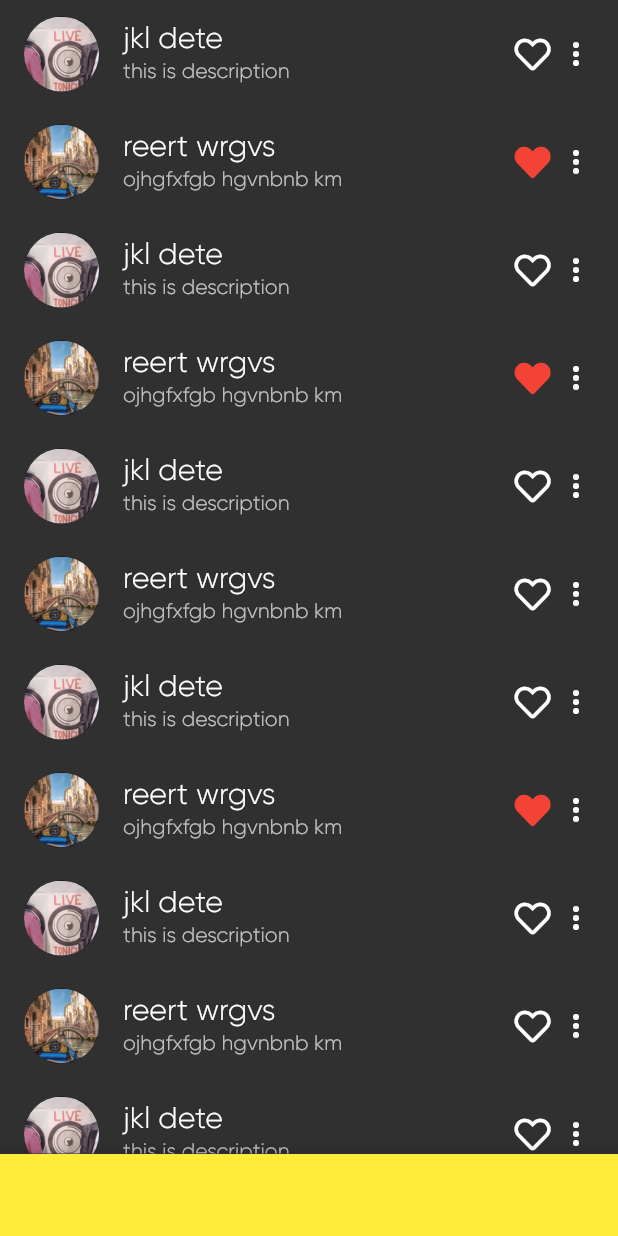
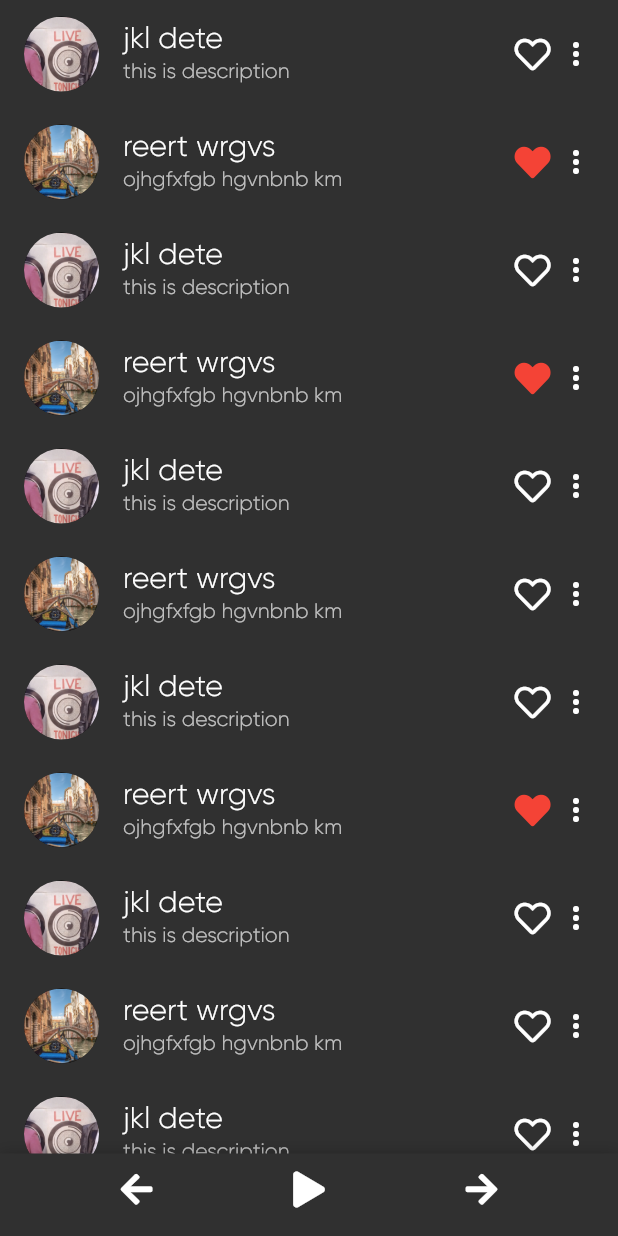
Before and after one commit to Diwakar-Gupta/Zap, a Flutter app: the screen it shows after launch, on a phone screen of 412 x 824 dp. Run offline on Flutter 3.47's test engine with Material 2 defaults, Android fonts, the phone set to English and light mode, and no system bars; drawn by our look-alikes of sliding_up_panel; our stand-ins replace audioplayers, font_awesome_flutter.

Commit message:
global audioplayer and listeners

```diff
--- a/lib/audioplayer/audioplayer.dart
+++ b/lib/audioplayer/audioplayer.dart
@@ -1,15 +1,21 @@
 import 'package:audioplayers/audioplayers.dart';
+import 'package:zap/models/music.dart';
+
+final audoiPlayer = AudioPlayerr();
 
 class AudioPlayerr {
-  static final _defaultPlayer = AudioPlayerr();
   final AudioPlayer _player = new AudioPlayer();
 
-  static AudioPlayerr getDefault(){
-    return _defaultPlayer;
+  AudioPlayer getAudioPlayer() {
+    return _player;
   }
 
-  AudioPlayer getAudioPlayer(){
-    return _player;
+  bool previous() {
+    return false;
+  }
+
+  bool next() {
+    return false;
   }
 
   Future<int> prepare(String url) async {
@@ -25,6 +31,11 @@ class AudioPlayerr {
     if (result == 1) {
       // success
     }
+    return result;
+  }
+
+  Future<int> playSong(Song song) async {
+    int result = await play(song.name,isLocal: true);
     return result;
   }
 
@@ -52,7 +63,7 @@ class AudioPlayerr {
     return result;
   }
 
-  Future<int> release() async{
+  Future<int> release() async {
     int result = await _player.release();
     return result;
   }
--- a/lib/screens/home.dart
+++ b/lib/screens/home.dart
@@ -1,8 +1,10 @@
 import 'package:flutter/material.dart';
 import 'package:font_awesome_flutter/font_awesome_flutter.dart';
+import 'package:zap/audioplayer/audioplayer.dart';
 import 'package:zap/models/music.dart';
 
 class HomeScreen extends StatelessWidget {
+
   @override
   Widget build(BuildContext context) {
     return ListView.builder(
@@ -27,7 +29,9 @@ class _SongWidgetState extends State<SongWidget> {
   @override
   Widget build(BuildContext context) {
     return ListTile(
-      //selected: playingSong == widget.song ? true : false,
+      onTap: (){
+        audoiPlayer.playSong(widget.song);
+      },
       leading: CircleAvatar(
         radius: 25,
         backgroundImage: AssetImage(widget.song.imgPath),
--- a/lib/screens/layout.dart
+++ b/lib/screens/layout.dart
@@ -2,7 +2,6 @@ import 'package:flutter/material.dart';
 import 'package:zap/screens/home.dart';
 import 'package:zap/screens/player.dart';
 import 'package:sliding_up_panel/sliding_up_panel.dart';
-
 import '../main.dart';
 
 class Layout extends StatefulWidget {
@@ -11,9 +10,9 @@ class Layout extends StatefulWidget {
 }
 
 class _LayoutState extends State<Layout> {
+
   @override
   Widget build(BuildContext context) {
-    Player player = Player();
     return Scaffold(
       drawer: Drawer(
         child: ListView(
@@ -62,8 +61,8 @@ class _LayoutState extends State<Layout> {
         minHeight: 55,
         maxHeight: MediaQuery.of(context).size.height,
         color: Theme.of(context).scaffoldBackgroundColor,
-        collapsed: player.getControls(),
-        panel: player,
+        collapsed: MiniControl(),
+        panel: Player(),
         body: HomeScreen(),
       ),
     );
--- a/lib/screens/player.dart
+++ b/lib/screens/player.dart
@@ -1,28 +1,17 @@
 import 'package:audioplayers/audioplayers.dart';
 import 'package:flutter/cupertino.dart';
 import 'package:flutter/material.dart';
+import 'package:font_awesome_flutter/font_awesome_flutter.dart';
 import 'package:zap/audioplayer/audioplayer.dart';
 
 class Player extends StatefulWidget {
-  final AudioPlayerr audioPlayer;
-
-  Player({
-    Key key,
-    this.audioPlayer,
-  }) : super(key: key);
-
   final child = _PlayerState();
 
   @override
   _PlayerState createState() => child;
-
-  Widget getControls() {
-    return child.getMiniControl();
-  }
 }
 
 class _PlayerState extends State<Player> {
-  AudioPlayerr _audioPlayer;
   MiniControl _miniControl;
   Duration position;
 
@@ -31,20 +20,15 @@ class _PlayerState extends State<Player> {
   @override
   void initState() {
     super.initState();
-    if (widget.audioPlayer == null)
-      _audioPlayer = AudioPlayerr.getDefault();
-    else
-      _audioPlayer = widget.audioPlayer;
-    _miniControl = MiniControl(audioPlayer: _audioPlayer);
 
     position = Duration();
     playerState = AudioPlayerState.STOPPED;
 
-    _audioPlayer.getAudioPlayer().onDurationChanged.listen((Duration d) {
+    audoiPlayer.getAudioPlayer().onDurationChanged.listen((Duration d) {
       setState(() => position = d);
     });
 
-    _audioPlayer
+    audoiPlayer
         .getAudioPlayer()
         .onPlayerStateChanged
         .listen((AudioPlayerState s) {
@@ -78,9 +62,7 @@ class _PlayerState extends State<Player> {
 
   @override
   Widget build(BuildContext context) {
-    return Expanded(
-      child: Container(
-        color: Colors.yellow,
+    return Container(
       child: Center(
         child: Wrap(
           direction: Axis.vertical,
@@ -100,7 +82,6 @@ class _PlayerState extends State<Player> {
           ],
         ),
       ),
-      ),
     );
   }
 
@@ -108,27 +89,54 @@ class _PlayerState extends State<Player> {
 }
 
 class MiniControl extends StatefulWidget {
-  const MiniControl({Key key, this.audioPlayer}) : super(key: key);
-
   @override
   _MiniControlState createState() => _MiniControlState();
-  final AudioPlayerr audioPlayer;
 }
 
 class _MiniControlState extends State<MiniControl> {
-  AudioPlayerr audioPlayer;
+  AudioPlayerState state;
 
   @override
   void initState() {
     super.initState();
-    if (widget.audioPlayer == null)
-      audioPlayer = AudioPlayerr.getDefault();
-    else
-      audioPlayer = widget.audioPlayer;
+    state = audoiPlayer.getAudioPlayer().state;
+    audoiPlayer
+        .getAudioPlayer()
+        .onPlayerStateChanged
+        .listen((AudioPlayerState s) {
+      setState(() {
+        setState(() {
+          state = s;
+        });
+      });
+    });
   }
 
   @override
   Widget build(BuildContext context) {
-    return Container();
+    return Container(
+      child: Wrap(
+        direction: Axis.horizontal,
+        alignment: WrapAlignment.spaceEvenly,
+        children: <Widget>[
+          IconButton(icon: Icon(FontAwesomeIcons.arrowLeft), onPressed: () {
+            audoiPlayer.previous();
+          }),
+          IconButton(
+              icon: (state == AudioPlayerState.PLAYING)
+                  ? Icon(FontAwesomeIcons.pause)
+                  : Icon(FontAwesomeIcons.play),
+              onPressed: () {
+                if (state == AudioPlayerState.PLAYING)
+                  audoiPlayer.pause();
+                else
+                  audoiPlayer.resume();
+              }),
+          IconButton(icon: Icon(FontAwesomeIcons.arrowRight), onPressed: () {
+            audoiPlayer.next();
+          }),
+        ],
+      ),
+    );
   }
 }
```
Lines whose indentation alone changed are shown as unchanged.
